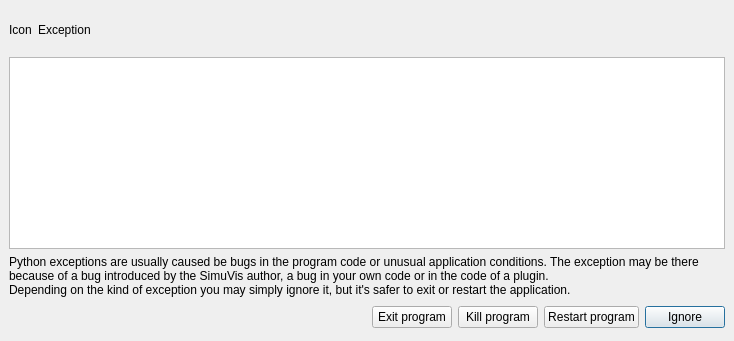
First picture: the form in trunk/SimuVis4/SimuVis4/UI/ExceptionDialog.ui, repository BackupTheBerlios/simuvis4-svn, before the edit.
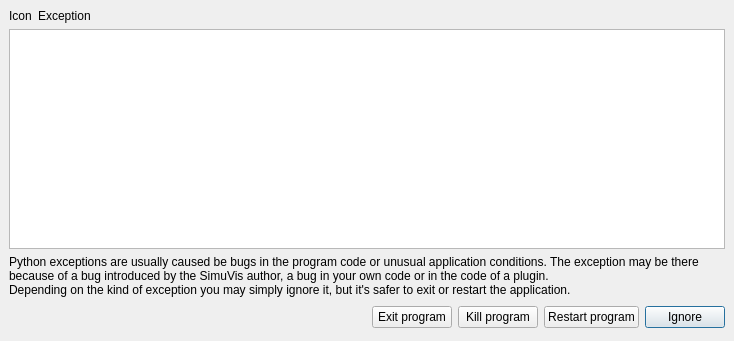
Second picture: the form after the edit.

```diff
--- a/trunk/SimuVis4/SimuVis4/UI/ExceptionDialog.ui
+++ b/trunk/SimuVis4/SimuVis4/UI/ExceptionDialog.ui
@@ -39,9 +39,7 @@
      <item>
       <widget class="QLabel" name="IconLabel" >
        <property name="sizePolicy" >
-        <sizepolicy>
-         <hsizetype>1</hsizetype>
-         <vsizetype>1</vsizetype>
+        <sizepolicy vsizetype="Minimum" hsizetype="Minimum" >
          <horstretch>0</horstretch>
          <verstretch>0</verstretch>
         </sizepolicy>
@@ -54,9 +52,7 @@
      <item>
       <widget class="QLabel" name="MainLabel" >
        <property name="sizePolicy" >
-        <sizepolicy>
-         <hsizetype>7</hsizetype>
-         <vsizetype>7</vsizetype>
+        <sizepolicy vsizetype="Expanding" hsizetype="Expanding" >
          <horstretch>0</horstretch>
          <verstretch>0</verstretch>
         </sizepolicy>
@@ -72,7 +68,14 @@
     </layout>
    </item>
    <item>
-    <widget class="QTextBrowser" name="TracebackView" />
+    <widget class="QTextBrowser" name="TracebackView" >
+     <property name="sizePolicy" >
+      <sizepolicy vsizetype="Expanding" hsizetype="Expanding" >
+       <horstretch>0</horstretch>
+       <verstretch>100</verstretch>
+      </sizepolicy>
+     </property>
+    </widget>
    </item>
    <item>
     <widget class="QLabel" name="Iconlabel" >
```
Left out of the diff: 48 changed lines with no effect on the pictures.
